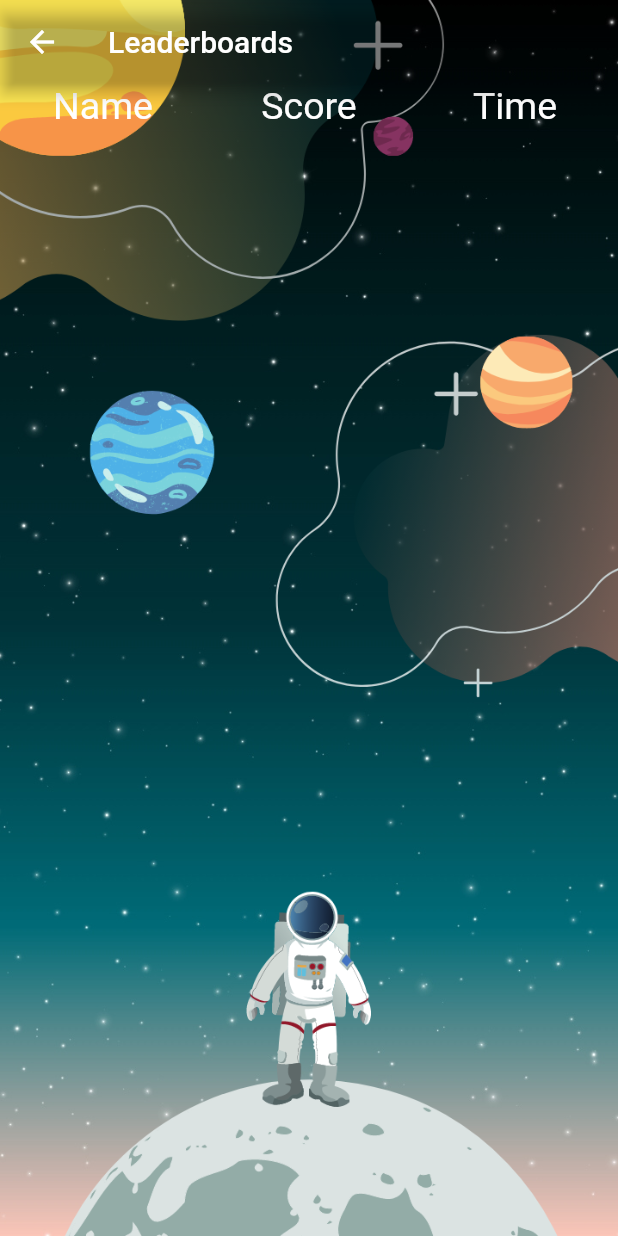
After one commit to dexterjay26/Sipnayan, a Flutter app: the LeaderBoardsScreen screen opened by its route, on a phone screen of 412 x 824 dp. The commit adds this screen. Run offline on Flutter 3.47's test engine with Material 2 defaults, Android fonts, the phone set to English and light mode, and no system bars; our stand-ins replace audioplayers, fluttertoast, shared_preferences, sqflite, youtube_player_flutter; accounts and stored records are empty.

Commit message:
finalfinal(1)

```diff
--- a/lib/helpers/db_helper.dart
+++ b/lib/helpers/db_helper.dart
@@ -9,7 +9,7 @@ class DBHelper {
       path.join(dbPath, 'scores.db'),
       onCreate: (db, version) {
         return db.execute(
-            'CREATE TABLE leaderboard(id TEXT PRIMARY KEY, name TEXT, score TEXT, time TEXT)');
+            'CREATE TABLE leaderboard(id TEXT PRIMARY KEY, name TEXT, score TEXT, time TEXT, type TEXT)');
       },
       version: 1,
     );
--- a/lib/main.dart
+++ b/lib/main.dart
@@ -1,5 +1,6 @@
 import 'package:Sipnayan/screens/home_page.dart';
 import 'package:Sipnayan/screens/home_quiz.dart';
+import 'package:Sipnayan/screens/leaderboards_screen.dart';
 import 'package:Sipnayan/screens/learn_home_screen.dart';
 import 'package:Sipnayan/screens/learn_screen.dart';
 import 'package:Sipnayan/screens/quiz_screen.dart';
@@ -26,6 +27,7 @@ class MyApp extends StatelessWidget {
         HomeQuiz.routeName: (ctx) => HomeQuiz(),
         LearnHomeScreen.routeName: (ctx) => LearnHomeScreen(),
         SettingsScreen.routeName: (ctx) => SettingsScreen(),
+        LeaderBoardsScreen.routeName: (ctx) => LeaderBoardsScreen(),
       },
     );
   }
--- /dev/null
+++ b/lib/screens/leaderboards_screen.dart
@@ -0,0 +1,128 @@
+import 'package:flutter/material.dart';
+import '../model/leaderboard_model.dart';
+import '../helpers/db_helper.dart';
+
+class LeaderBoardsScreen extends StatefulWidget {
+  static const routeName = "/leaderboard";
+  @override
+  _LeaderBoardsScreenState createState() => _LeaderBoardsScreenState();
+}
+
+class _LeaderBoardsScreenState extends State<LeaderBoardsScreen> {
+  List<LeaderBoardModel> leaderboards;
+  List<String> timeRecords = [];
+  Future<void> fetchAndGetLeaderBoards() async {
+    var dataList = await DBHelper.getData('leaderboard');
+
+    if (dataList != null) {
+      leaderboards = dataList.map(
+        (score) {
+          return LeaderBoardModel(
+            id: score['id'],
+            name: score['name'],
+            score: score['score'],
+            time: score['time'],
+          );
+        },
+      ).toList();
+
+      leaderboards.forEach((element) {
+        int minutess = (int.parse(element.time) / 60).truncate();
+        int secondss = (int.parse(element.time) % 60);
+
+        if (minutess == 0) {
+          timeRecords.add("${element.time}s");
+        } else {
+          timeRecords.add("${minutess}m and ${secondss}s");
+        }
+      });
+
+      leaderboards
+          .sort((a, b) => int.parse(b.score).compareTo(int.parse(a.score)));
+    } else {
+      print("NO DATA");
+    }
+  }
+
+  @override
+  Widget build(BuildContext context) {
+    int _index = 0;
+    //print("timerecors: ${timeRecords[_index]}");
+    return SafeArea(
+      child: Container(
+        decoration: BoxDecoration(
+          image: DecorationImage(
+              image: AssetImage("assets/images/bgwosipnayan.png"),
+              fit: BoxFit.cover),
+        ),
+        child: Scaffold(
+          backgroundColor: Colors.transparent,
+          appBar: AppBar(
+            title: Text("Leaderboards"),
+            backgroundColor: Colors.transparent,
+          ),
+          body: FutureBuilder(
+            future: fetchAndGetLeaderBoards(),
+            builder: (ctx, snapShot) =>
+                snapShot.connectionState == ConnectionState.waiting
+                    ? Center(
+                        child: CircularProgressIndicator(),
+                      )
+                    : Container(
+                        child: Table(
+                          children: [
+                            TableRow(children: [
+                              headerBuilder("Name"),
+                              headerBuilder("Score"),
+                              headerBuilder("Time")
+                            ]),
+                            ...leaderboards.map((e) {
+                              String timetoShow =
+                                  timeToShoww(int.parse(e.time));
+                              return TableRow(children: [
+                                textBuilder(e.name),
+                                textBuilder(e.score),
+                                textBuilder(timetoShow),
+                              ]);
+                            })
+                          ],
+                        ),
+                      ),
+          ),
+        ),
+      ),
+    );
+  }
+
+  String timeToShoww(int time) {
+    int minutess = (time / 60).truncate();
+    int secondss = time % 60;
+
+    if (minutess == 0) {
+      return "${time}s";
+    } else {
+      return "${minutess}m and ${secondss}s";
+    }
+  }
+
+  Widget headerBuilder(String text) {
+    return Container(
+      margin: EdgeInsets.only(bottom: 10),
+      child: Text(
+        text,
+        style: TextStyle(color: Colors.white, fontSize: 25),
+        textAlign: TextAlign.center,
+      ),
+    );
+  }
+
+  Widget textBuilder(String text) {
+    return Container(
+      child: Text(
+        text,
+        style: TextStyle(color: Colors.white, fontSize: 15),
+        textAlign: TextAlign.center,
+      ),
+    );
+  }
+}
```
Also changed, not shown: lib/screens/home_page.dart (+17 -3 lines), lib/screens/result_page.dart (+62 -82 lines), lib/screens/settings_screen.dart (+11 -12 lines).
